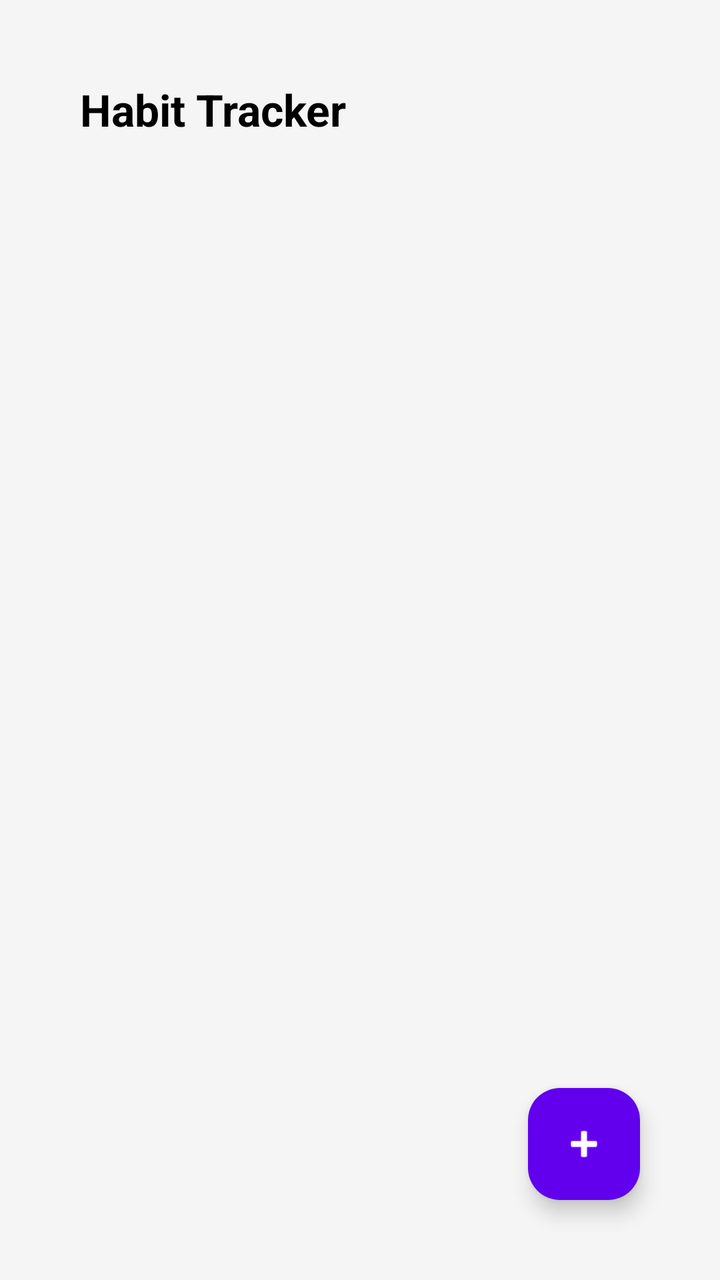
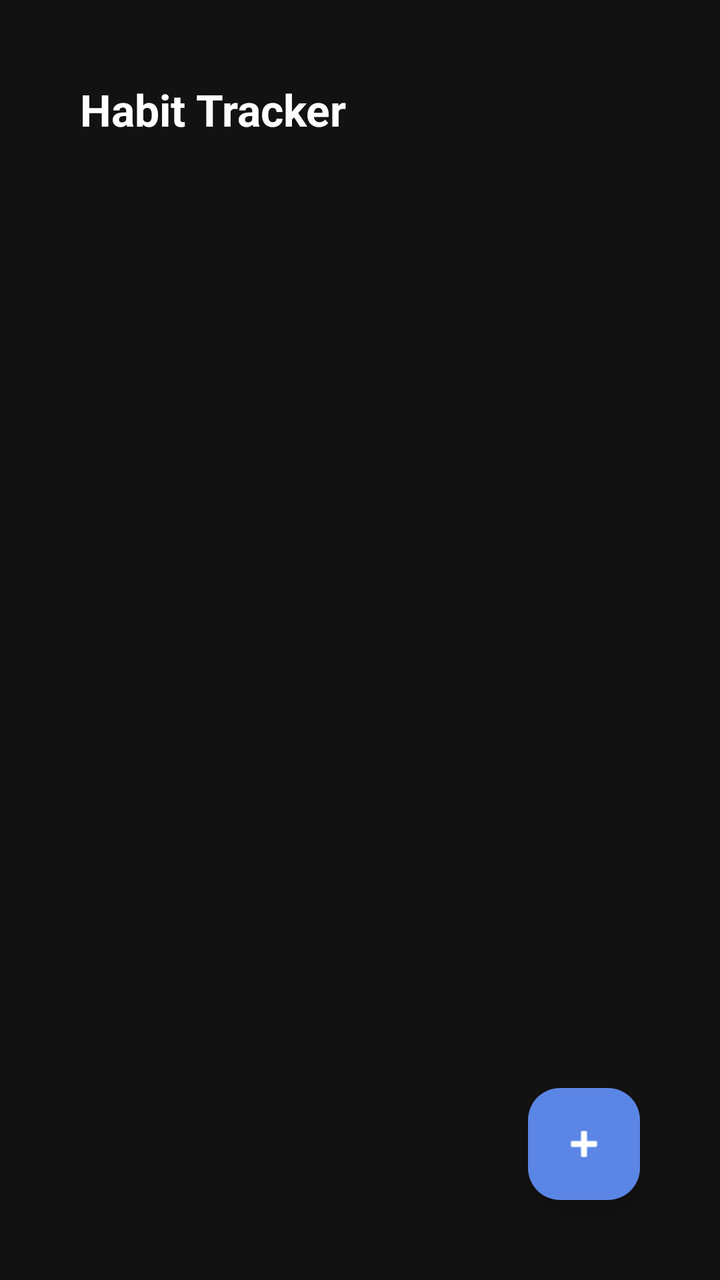

An Android layout rendered at two revisions. The XML below is the earlier revision; the diff shows what the commit changed to produce the second picture.
<!-- AndroidManifest.xml: application theme Theme.HabitTracker -->
<!-- res/layout/activity_main.xml -->
<?xml version="1.0" encoding="utf-8"?>
<androidx.constraintlayout.widget.ConstraintLayout
    xmlns:android="http://schemas.android.com/apk/res/android"
    xmlns:app="http://schemas.android.com/apk/res-auto"
    android:layout_width="match_parent"
    android:layout_height="match_parent"
    android:background="#F5F5F5"
    android:padding="24dp">

    
    <TextView
        android:id="@+id/tvAppTitle"
        android:layout_width="wrap_content"
        android:layout_height="wrap_content"
        android:text="Habit Tracker"
        android:textSize="22sp"
        android:textStyle="bold"
        android:textColor="#000000"
        app:layout_constraintTop_toTopOf="parent"
        app:layout_constraintStart_toStartOf="parent"
        android:layout_marginStart="16dp"
        android:layout_marginTop="16dp"/>

    
    <com.google.android.material.floatingactionbutton.FloatingActionButton
        android:id="@+id/fabAddHabit"
        android:layout_width="wrap_content"
        android:layout_height="wrap_content"
        android:contentDescription="Add Habit"
        android:src="@android:drawable/ic_input_add"
        app:backgroundTint="#6200EE"
        app:tint="@android:color/white"
        app:layout_constraintBottom_toBottomOf="parent"
        app:layout_constraintEnd_toEndOf="parent"
        android:layout_margin="16dp"/>

    
    <androidx.recyclerview.widget.RecyclerView
        android:id="@+id/recyclerView"
        android:layout_width="0dp"
        android:layout_height="0dp"
        android:padding="8dp"
        app:layout_constraintTop_toBottomOf="@id/tvAppTitle"
        app:layout_constraintBottom_toTopOf="@id/fabAddHabit"
        app:layout_constraintStart_toStartOf="parent"
        app:layout_constraintEnd_toEndOf="parent"/>

</androidx.constraintlayout.widget.ConstraintLayout>
<!-- resources referenced by this layout -->
<resources>
  <style name="Theme.HabitTracker" parent="Base.Theme.HabitTracker" />
  <style name="Base.Theme.HabitTracker" parent="Theme.Material3.DayNight.NoActionBar">
          
          
      </style>
</resources>

<!-- the commit's change to res/layout/activity_main.xml (unified diff, before → after) -->
@@ -4,10 +4,9 @@
     xmlns:app="http://schemas.android.com/apk/res-auto"
     android:layout_width="match_parent"
     android:layout_height="match_parent"
-    android:background="#F5F5F5"
+    android:background="#121212"
     android:padding="24dp">
 
-    
     <TextView
         android:id="@+id/tvAppTitle"
         android:layout_width="wrap_content"
@@ -15,34 +14,35 @@
         android:text="Habit Tracker"
         android:textSize="22sp"
         android:textStyle="bold"
-        android:textColor="#000000"
+        android:textColor="@android:color/white"
         app:layout_constraintTop_toTopOf="parent"
         app:layout_constraintStart_toStartOf="parent"
         android:layout_marginStart="16dp"
         android:layout_marginTop="16dp"/>
 
-    
-    <com.google.android.material.floatingactionbutton.FloatingActionButton
-        android:id="@+id/fabAddHabit"
-        android:layout_width="wrap_content"
-        android:layout_height="wrap_content"
-        android:contentDescription="Add Habit"
-        android:src="@android:drawable/ic_input_add"
-        app:backgroundTint="#6200EE"
-        app:tint="@android:color/white"
-        app:layout_constraintBottom_toBottomOf="parent"
-        app:layout_constraintEnd_toEndOf="parent"
-        android:layout_margin="16dp"/>
-
-    
     <androidx.recyclerview.widget.RecyclerView
         android:id="@+id/recyclerView"
         android:layout_width="0dp"
         android:layout_height="0dp"
         android:padding="8dp"
+        android:layout_marginTop="16dp"
         app:layout_constraintTop_toBottomOf="@id/tvAppTitle"
-        app:layout_constraintBottom_toTopOf="@id/fabAddHabit"
+        app:layout_constraintBottom_toBottomOf="parent"
         app:layout_constraintStart_toStartOf="parent"
-        app:layout_constraintEnd_toEndOf="parent"/>
+        app:layout_constraintEnd_toEndOf="parent"
+        android:clipToPadding="false"
+        android:paddingBottom="80dp"/>
+
+    <com.google.android.material.floatingactionbutton.FloatingActionButton
+    android:id="@+id/fabAddHabit"
+    android:layout_width="wrap_content"
+    android:layout_height="wrap_content"
+    android:contentDescription="Add Habit"
+    android:src="@android:drawable/ic_input_add"
+    app:backgroundTint="#5B86E5"
+    app:tint="@android:color/white"
+    app:layout_constraintBottom_toBottomOf="parent"
+    app:layout_constraintEnd_toEndOf="parent"
+    android:layout_margin="16dp"/>
 
 </androidx.constraintlayout.widget.ConstraintLayout>
